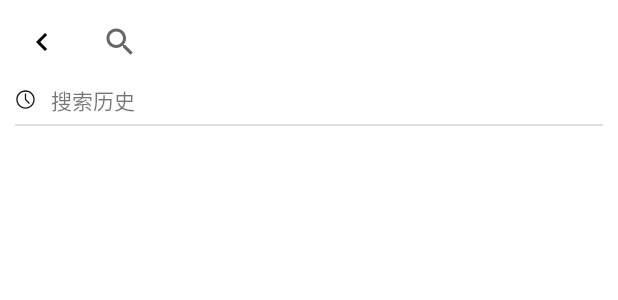
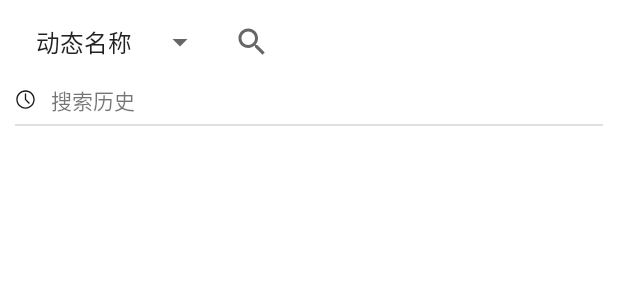
Before and after one commit to Tokiwa-17/Android, an Android app: the layout activity_query.xml on its own in the app's theme, with its tools: preview values and no code run, on a phone screen of 412 x 824 dp. Shown: the top 300 px of the screen. Run offline under Robolectric (Android 15) with nearby library versions, the phone set to English and light mode, and no system bars.

Commit message:
搜索（分类）

```diff
--- a/frontend/app/src/main/java/com/example/myapplication/request/query/getQuery.java
+++ b/frontend/app/src/main/java/com/example/myapplication/request/query/getQuery.java
@@ -5,11 +5,12 @@ import com.example.myapplication.request.base.BaseGetRequest;
 import okhttp3.Callback;
 
 public class getQuery extends BaseGetRequest {
-    public getQuery(Callback callback,  String query) {
+    public getQuery(Callback callback, String type, String query) {
         // 设置请求URL
         this.to("/api/post/get_query");
         // 设置请求参数
         this.put("query", query);
+        this.put("type", type);
         // 设置回调函数
         this.call(callback);
     }
--- a/frontend/app/src/main/java/com/example/myapplication/utils/BasicInfo.java
+++ b/frontend/app/src/main/java/com/example/myapplication/utils/BasicInfo.java
@@ -24,9 +24,11 @@ public class BasicInfo {
     public static List<UserInfo> mFollowedList;
     public static int mFollowedNumber;
 
+
     public static List<ShortProfile> WATCH_LIST = Collections.synchronizedList(new ArrayList<>());
     public static List<ShortProfile> FAN_LIST = Collections.synchronizedList(new ArrayList<>());
     public static List<ShortProfile> BLOCK_LIST = Collections.synchronizedList(new ArrayList<>());
+    public static List<ShortProfile> RESULT_LIST = Collections.synchronizedList(new ArrayList<>());
 
     public static List<NoticeInfo> mNoticeList;
     public static int mNoticeNumber;
--- a/frontend/app/src/main/res/layout/activity_query.xml
+++ b/frontend/app/src/main/res/layout/activity_query.xml
@@ -13,18 +13,30 @@
         app:contentInsetStartWithNavigation="0dp"
         app:layout_constraintEnd_toEndOf="parent"
         app:layout_constraintStart_toStartOf="parent"
-        app:layout_constraintTop_toTopOf="parent"
-        app:navigationIcon="@drawable/ic_navigate_before_black_24dp">
+        app:layout_constraintTop_toTopOf="parent">
+
+        <LinearLayout
+            android:layout_width="match_parent"
+            android:layout_height="match_parent"
+            android:orientation="horizontal"
+            tools:layout_editor_absoluteX="411dp"
+            tools:layout_editor_absoluteY="4dp">
+
+            <Spinner
+                android:id="@+id/spinner"
+                android:layout_width="wrap_content"
+                android:layout_height="match_parent"
+                android:entries="@array/query_type"/>
+
+            <androidx.appcompat.widget.SearchView
+                android:id="@+id/search_view"
+                android:layout_width="match_parent"
+                android:layout_height="wrap_content">
 
 
-        <androidx.appcompat.widget.SearchView
-            android:id="@+id/search_view"
-            android:layout_width="match_parent"
-            android:layout_height="wrap_content"
-            tools:layout_editor_absoluteX="56dp"
-            tools:layout_editor_absoluteY="4dp">
+            </androidx.appcompat.widget.SearchView>
 
-        </androidx.appcompat.widget.SearchView>
+        </LinearLayout>
     </androidx.appcompat.widget.Toolbar>
 
     <!--    <View-->
@@ -49,6 +61,8 @@
 <!--        app:layout_constraintEnd_toEndOf="parent"-->
 <!--        app:layout_constraintStart_toStartOf="parent"-->
 <!--        app:layout_constraintTop_toBottomOf="@+id/top_bar" />-->
+
+
 
     <TextView
         android:id="@+id/textView2"
--- a/frontend/app/src/main/res/values/arrays.xml
+++ b/frontend/app/src/main/res/values/arrays.xml
@@ -5,4 +5,11 @@
         <item name="student">学生</item>
     </string-array>
 
+    <string-array name="query_type">
+        <item>动态名称</item>
+        <item>动态内容</item>
+        <item>用户名称</item>
+        <item>作品类型</item>
+    </string-array>
+
 </resources>
```
Also changed, not shown: frontend/app/src/main/java/com/example/myapplication/activity/QueryActivity.java (+23 -3 lines), frontend/app/src/main/java/com/example/myapplication/activity/QueryResultActivity.java (+87 -6 lines), 1 other file.
